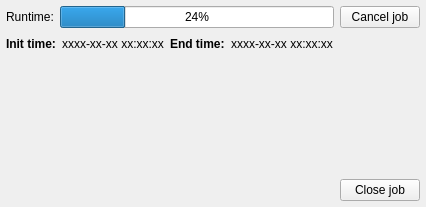
Qt form gui/jobTemplate.ui (jozef-p021/AbsCor) before a commit.
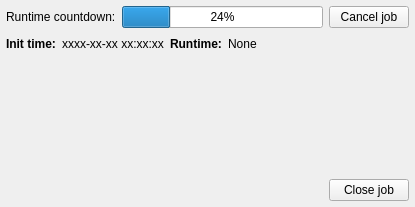
The same form after that commit. Icons and pictures are not drawn.

Diff of the .ui file:
```diff
--- a/gui/jobTemplate.ui
+++ b/gui/jobTemplate.ui
@@ -6,7 +6,7 @@
    <rect>
     <x>0</x>
     <y>0</y>
-    <width>426</width>
+    <width>415</width>
     <height>207</height>
    </rect>
   </property>
@@ -96,7 +96,7 @@
       <item row="1" column="0">
        <widget class="QLabel" name="label_10">
         <property name="text">
-         <string>Runtime:</string>
+         <string>Runtime countdown:</string>
         </property>
        </widget>
       </item>
@@ -134,14 +134,14 @@
         </font>
        </property>
        <property name="text">
-        <string>End time:</string>
+        <string>Runtime:</string>
        </property>
       </widget>
      </item>
      <item>
       <widget class="QLabel" name="endTimeLabel">
        <property name="text">
-        <string>xxxx-xx-xx xx:xx:xx</string>
+        <string>None</string>
        </property>
       </widget>
      </item>
```
Left out of the diff: 20 changed lines with no effect on the pictures.
